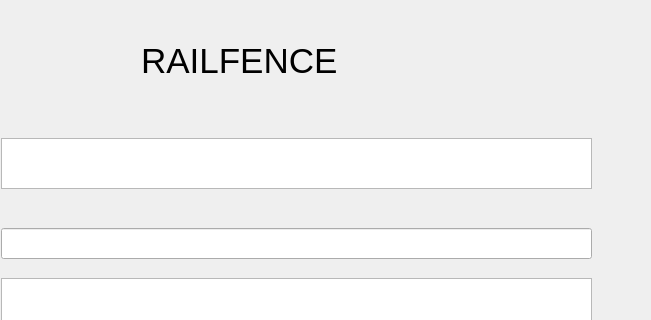
This is lab_03/ui/railfence.ui in Suny025/BMTTNC-Hutech-2380601589 as Qt 5 draws it before an edit; both pictures show x 149 to 800 and y 0 to 320 of the 800 by 600 pixel window. The edited form follows.
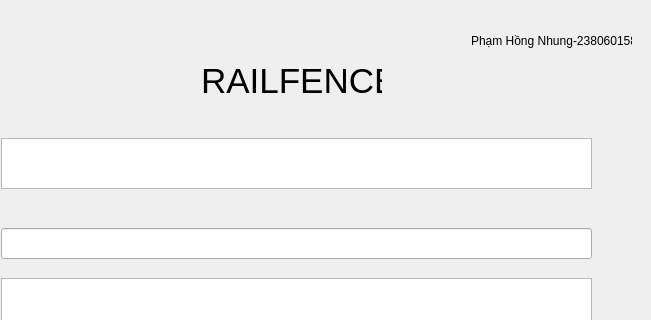
This is the edited form.

```diff
--- a/lab_03/ui/railfence.ui
+++ b/lab_03/ui/railfence.ui
@@ -17,9 +17,9 @@
    <widget class="QLabel" name="CAESARCHER">
     <property name="geometry">
      <rect>
-      <x>290</x>
-      <y>30</y>
-      <width>321</width>
+      <x>350</x>
+      <y>50</y>
+      <width>181</width>
       <height>61</height>
      </rect>
     </property>
@@ -142,6 +142,19 @@
      <string>Encrypt</string>
     </property>
    </widget>
+   <widget class="QLabel" name="label_4">
+    <property name="geometry">
+     <rect>
+      <x>620</x>
+      <y>20</y>
+      <width>161</width>
+      <height>41</height>
+     </rect>
+    </property>
+    <property name="text">
+     <string>Phạm Hồng Nhung-2380601589</string>
+    </property>
+   </widget>
   </widget>
   <widget class="QMenuBar" name="menubar">
    <property name="geometry">
```
Left out of the diff: 2 changed lines with no effect on the pictures.
